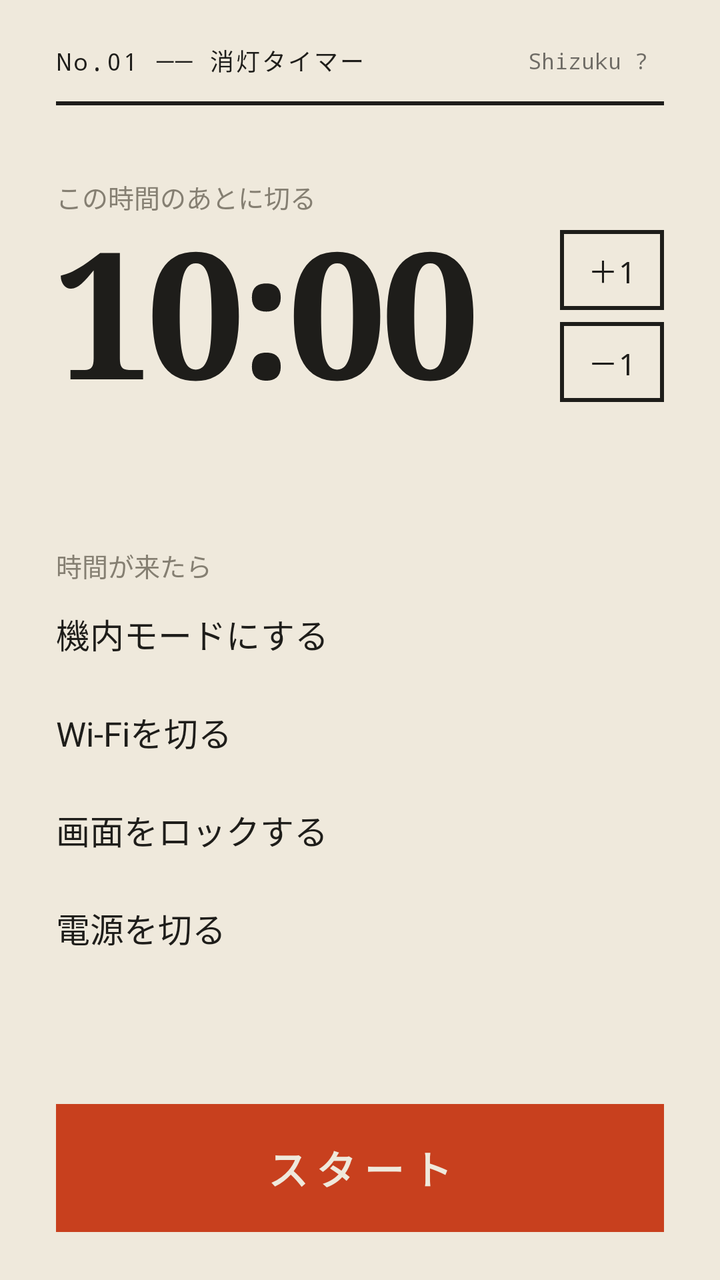
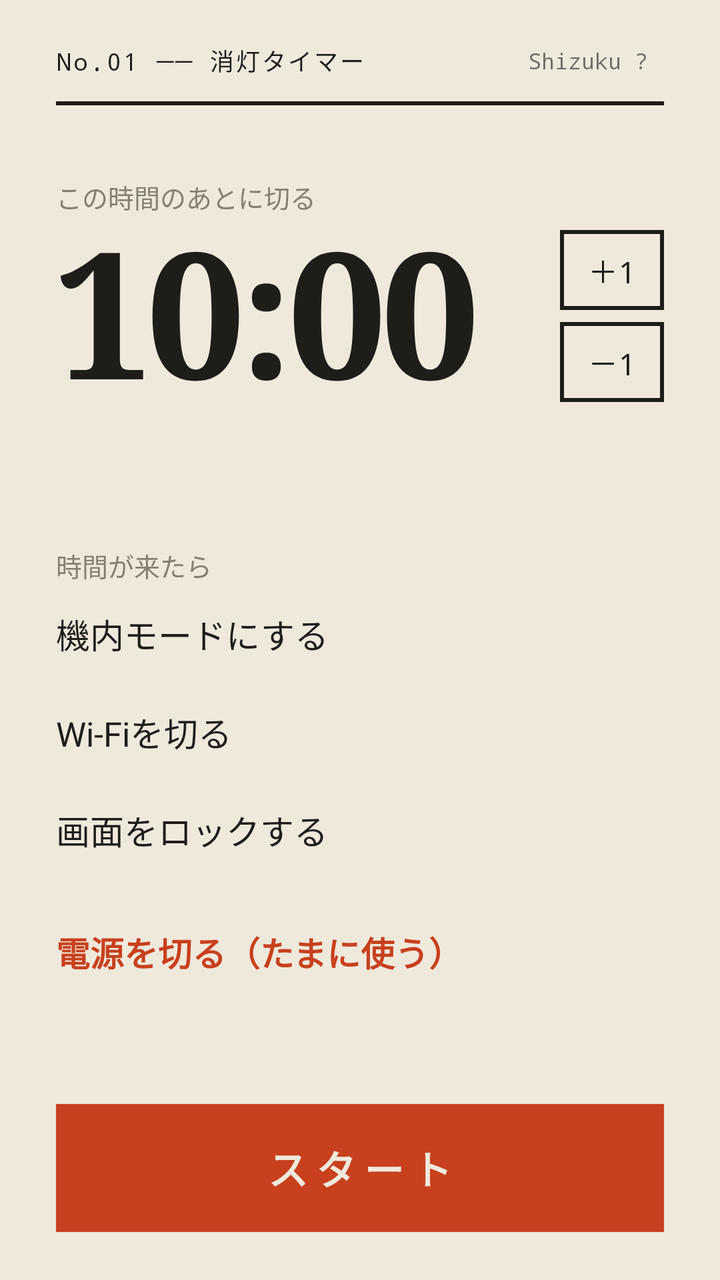

Before-and-after screenshots of an Android layout around one commit, followed by the original layout XML and the change that was made.
<!-- AndroidManifest.xml: application theme Paper -->
<!-- res/layout/activity_main.xml -->
<?xml version="1.0" encoding="utf-8"?>
<LinearLayout xmlns:android="http://schemas.android.com/apk/res/android"
    android:layout_width="match_parent"
    android:layout_height="match_parent"
    android:background="@color/paper"
    android:fitsSystemWindows="true"
    android:orientation="vertical"
    android:paddingStart="28dp"
    android:paddingEnd="28dp"
    android:paddingTop="20dp"
    android:paddingBottom="24dp">

    
    <LinearLayout
        android:layout_width="match_parent"
        android:layout_height="wrap_content"
        android:orientation="horizontal"
        android:gravity="center_vertical">

        <TextView
            android:layout_width="0dp"
            android:layout_height="wrap_content"
            android:layout_weight="1"
            android:text="No.01 ── 消灯タイマー"
            android:textColor="@color/ink"
            android:fontFamily="monospace"
            android:textSize="12sp"
            android:letterSpacing="0.08" />

        <TextView
            android:id="@+id/shizukuStatus"
            android:layout_width="wrap_content"
            android:layout_height="wrap_content"
            android:paddingStart="8dp"
            android:paddingEnd="8dp"
            android:paddingTop="3dp"
            android:paddingBottom="3dp"
            android:fontFamily="monospace"
            android:textSize="11sp"
            android:text="Shizuku ?" />
    </LinearLayout>

    <View
        android:layout_width="match_parent"
        android:layout_height="2dp"
        android:layout_marginTop="10dp"
        android:background="@color/ink" />

    
    <TextView
        android:id="@+id/caption"
        android:layout_width="wrap_content"
        android:layout_height="wrap_content"
        android:layout_marginTop="36dp"
        android:text="この時間のあとに切る"
        android:textColor="@color/muted"
        android:textSize="13sp" />

    <LinearLayout
        android:layout_width="match_parent"
        android:layout_height="wrap_content"
        android:orientation="horizontal"
        android:gravity="bottom">

        <TextView
            android:id="@+id/bigTime"
            android:layout_width="0dp"
            android:layout_height="wrap_content"
            android:layout_weight="1"
            android:text="10:00"
            android:textColor="@color/ink"
            android:fontFamily="serif"
            android:textStyle="bold"
            android:textSize="88sp"
            android:includeFontPadding="false"
            android:letterSpacing="-0.03" />

        <LinearLayout
            android:id="@+id/adjustBox"
            android:layout_width="wrap_content"
            android:layout_height="wrap_content"
            android:orientation="vertical"
            android:layout_marginBottom="10dp">

            <TextView
                android:id="@+id/plus"
                style="@style/Square"
                android:text="＋1" />

            <TextView
                android:id="@+id/minus"
                style="@style/Square"
                android:layout_marginTop="6dp"
                android:text="－1" />
        </LinearLayout>
    </LinearLayout>

    
    <LinearLayout
        android:id="@+id/presetRow"
        android:layout_width="match_parent"
        android:layout_height="wrap_content"
        android:layout_marginTop="22dp"
        android:orientation="horizontal" />

    
    <TextView
        android:layout_width="wrap_content"
        android:layout_height="wrap_content"
        android:layout_marginTop="40dp"
        android:text="時間が来たら"
        android:textColor="@color/muted"
        android:textSize="13sp" />

    <TextView android:id="@+id/optAirplane" style="@style/Option" android:text="機内モードにする" />
    <TextView android:id="@+id/optWifi" style="@style/Option" android:text="Wi-Fiを切る" />
    <TextView android:id="@+id/optLock" style="@style/Option" android:text="画面をロックする" />
    <TextView android:id="@+id/optPower" style="@style/Option" android:text="電源を切る" />

    <View
        android:layout_width="match_parent"
        android:layout_height="0dp"
        android:layout_weight="1" />

    <TextView
        android:id="@+id/message"
        android:layout_width="match_parent"
        android:layout_height="wrap_content"
        android:layout_marginBottom="10dp"
        android:textColor="@color/accent"
        android:textSize="13sp"
        android:visibility="gone" />

    <TextView
        android:id="@+id/startButton"
        android:layout_width="match_parent"
        android:layout_height="64dp"
        android:gravity="center"
        android:background="@drawable/fill_accent"
        android:text="スタート"
        android:textColor="@color/paper"
        android:textSize="20sp"
        android:textStyle="bold"
        android:letterSpacing="0.2" />
</LinearLayout>
<!-- resources referenced by this layout -->
<resources>
  <color name="accent">#C8401E</color>
  <color name="ink">#1E1D1A</color>
  <color name="muted">#857F72</color>
  <color name="paper">#EFE9DC</color>
  <!-- drawable fill_accent (drawable) -->
  <?xml version="1.0" encoding="utf-8"?>
  <shape xmlns:android="http://schemas.android.com/apk/res/android" android:shape="rectangle">
      <solid android:color="@color/accent" />
  </shape>
  <style name="Option">
          <item name="android:layout_width">match_parent</item>
          <item name="android:layout_height">wrap_content</item>
          <item name="android:paddingTop">12dp</item>
          <item name="android:paddingBottom">12dp</item>
          <item name="android:textColor">@color/ink</item>
          <item name="android:textSize">17sp</item>
          <item name="android:drawablePadding">14dp</item>
      </style>
  <style name="Square">
          <item name="android:layout_width">52dp</item>
          <item name="android:layout_height">40dp</item>
          <item name="android:gravity">center</item>
          <item name="android:background">@drawable/box</item>
          <item name="android:textColor">@color/ink</item>
          <item name="android:fontFamily">monospace</item>
          <item name="android:textSize">15sp</item>
      </style>
  <style name="Paper" parent="android:Theme.Material.Light.NoActionBar">
          <item name="android:windowBackground">@color/paper</item>
          <item name="android:statusBarColor">@color/paper</item>
          <item name="android:navigationBarColor">@color/paper</item>
          <item name="android:windowLightStatusBar">true</item>
          <item name="android:windowLightNavigationBar">true</item>
          <item name="android:colorAccent">@color/accent</item>
      </style>
  <!-- drawable box (drawable) -->
  <?xml version="1.0" encoding="utf-8"?>
  <shape xmlns:android="http://schemas.android.com/apk/res/android" android:shape="rectangle">
      <solid android:color="@android:color/transparent" />
      <stroke android:width="2dp" android:color="@color/ink" />
  </shape>
</resources>

<!-- the commit's change to res/layout/activity_main.xml (unified diff, before → after) -->
@@ -115,7 +115,28 @@
     <TextView android:id="@+id/optAirplane" style="@style/Option" android:text="機内モードにする" />
     <TextView android:id="@+id/optWifi" style="@style/Option" android:text="Wi-Fiを切る" />
     <TextView android:id="@+id/optLock" style="@style/Option" android:text="画面をロックする" />
-    <TextView android:id="@+id/optPower" style="@style/Option" android:text="電源を切る" />
+    <View
+        android:layout_width="match_parent"
+        android:layout_height="2dp"
+        android:layout_marginTop="10dp"
+        android:background="@drawable/dash_line" />
+
+    <TextView
+        android:id="@+id/optPower"
+        style="@style/Option"
+        android:text="電源を切る（たまに使う）"
+        android:textColor="@color/accent"
+        android:textStyle="bold" />
+
+    <TextView
+        android:id="@+id/powerNote"
+        android:layout_width="match_parent"
+        android:layout_height="wrap_content"
+        android:paddingStart="34dp"
+        android:text="時間が来たら電源が切れます。アラームは鳴りません。\n1回使うと自動でOFFに戻ります。"
+        android:textColor="@color/accent"
+        android:textSize="12sp"
+        android:visibility="gone" />
 
     <View
         android:layout_width="match_parent"
<!-- resource entries referenced after the edit -->
@@ -4,6 +4,13 @@
   <color name="ink">#1E1D1A</color>
   <color name="muted">#857F72</color>
   <color name="paper">#EFE9DC</color>
+  <!-- drawable dash_line (drawable) -->
+  <?xml version="1.0" encoding="utf-8"?>
+  <shape xmlns:android="http://schemas.android.com/apk/res/android" android:shape="line">
+      <stroke android:width="2dp" android:color="@color/accent"
+          android:dashWidth="6dp" android:dashGap="4dp" />
+      <size android:height="2dp" />
+  </shape>
   <!-- drawable fill_accent (drawable) -->
   <?xml version="1.0" encoding="utf-8"?>
   <shape xmlns:android="http://schemas.android.com/apk/res/android" android:shape="rectangle">
